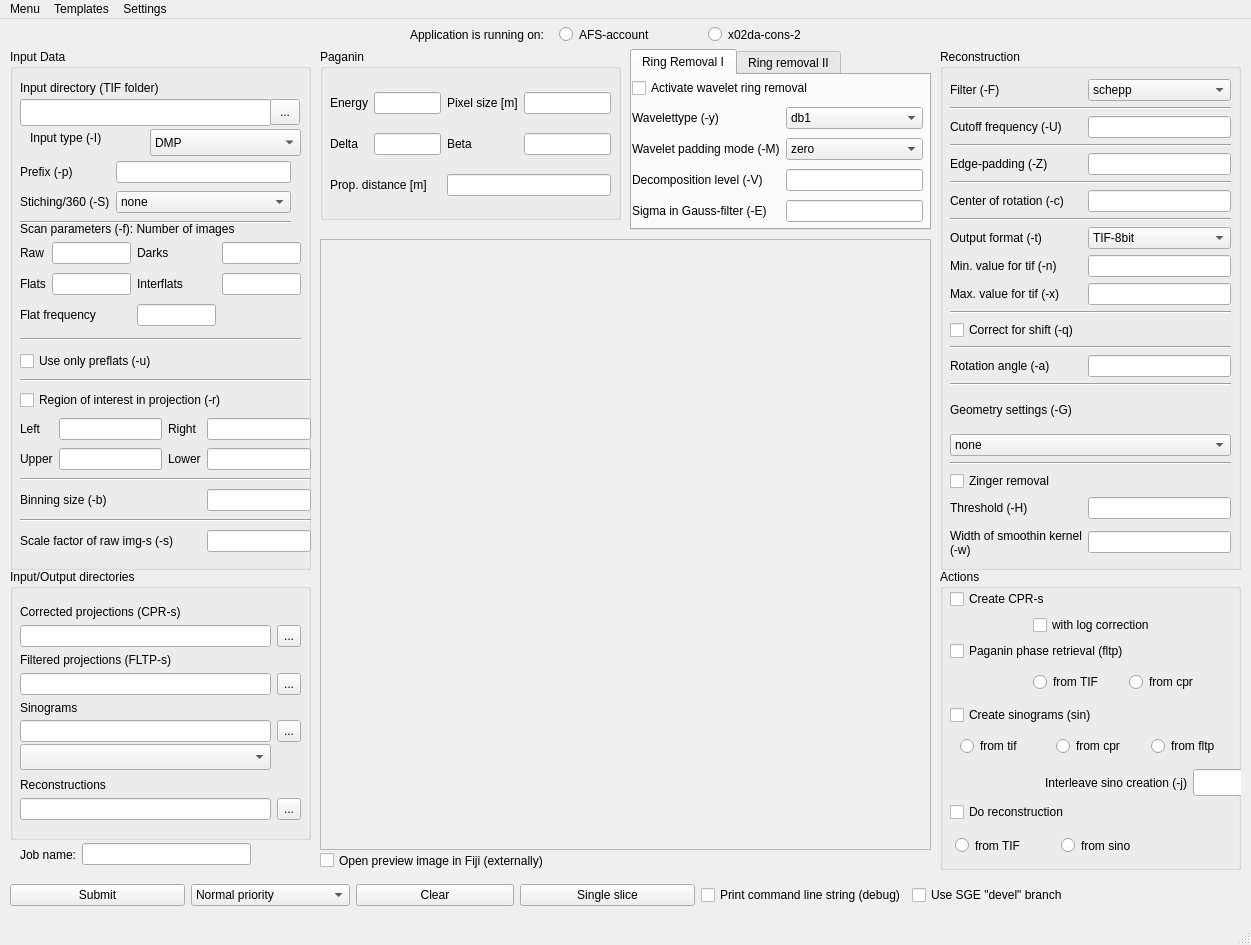
Old version of the form ui_files/main.ui in the repository gnudo/grecoman.
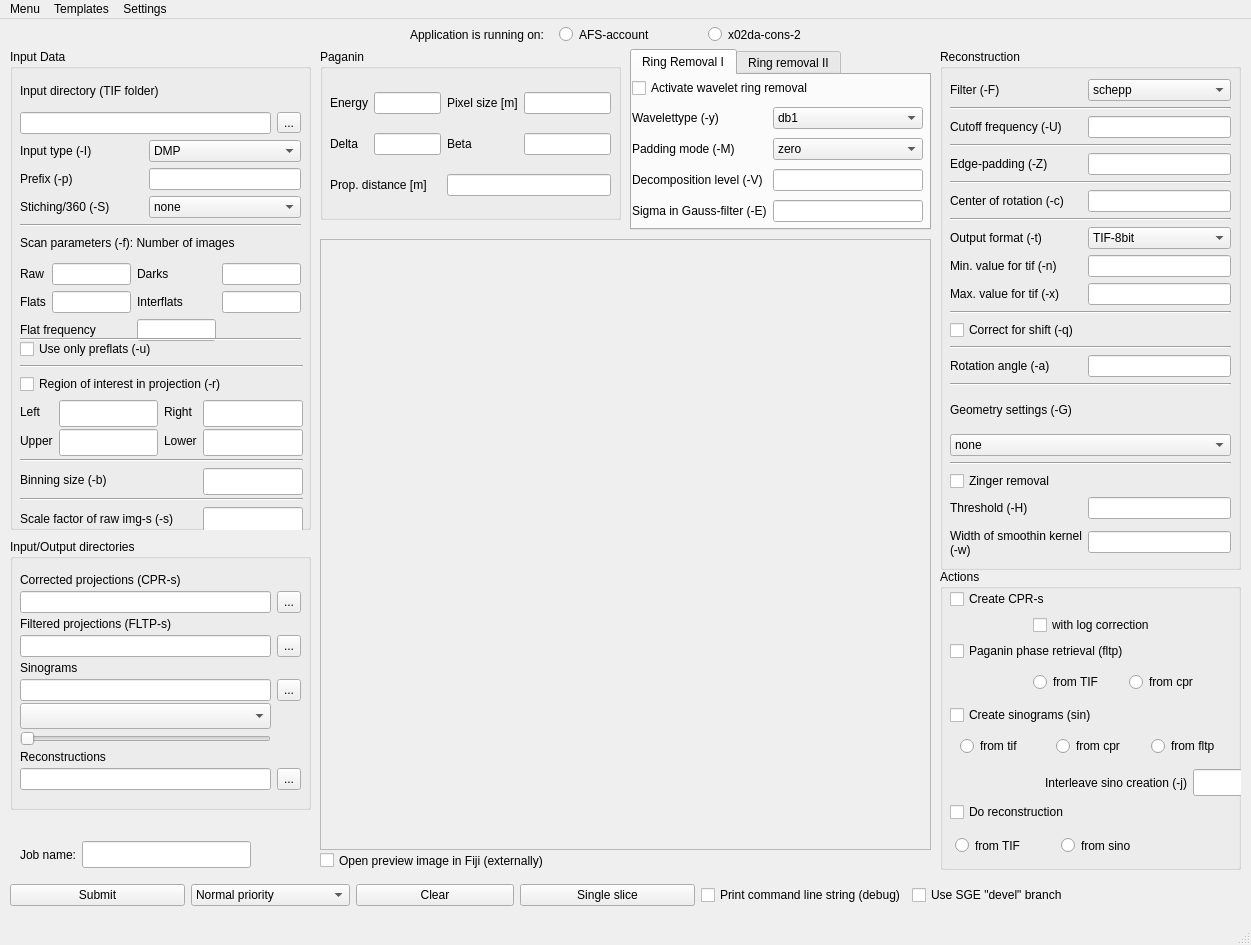
New version of the form.

Commit message:
CLOSED - task 36: Slider for sino-selection http://github.com/gnudo/grecoman/issues/issue/36
MOD: more compact field sorting in GUI

```diff
--- a/ui_files/main.ui
+++ b/ui_files/main.ui
@@ -20,180 +20,95 @@
       <x>10</x>
       <y>30</y>
       <width>301</width>
-      <height>521</height>
+      <height>481</height>
      </rect>
     </property>
     <property name="title">
      <string>Input Data</string>
     </property>
-    <widget class="QLineEdit" name="inputdirectory">
-     <property name="geometry">
-      <rect>
-       <x>10</x>
-       <y>50</y>
-       <width>251</width>
-       <height>27</height>
-      </rect>
-     </property>
-    </widget>
-    <widget class="QLabel" name="label_10">
-     <property name="geometry">
-      <rect>
-       <x>10</x>
-       <y>30</y>
-       <width>231</width>
-       <height>17</height>
-      </rect>
-     </property>
-     <property name="text">
-      <string>Input directory (TIF folder)</string>
-     </property>
-    </widget>
-    <widget class="QToolButton" name="setinputdirectory">
-     <property name="geometry">
-      <rect>
-       <x>260</x>
-       <y>50</y>
-       <width>30</width>
-       <height>26</height>
-      </rect>
-     </property>
-     <property name="text">
-      <string>...</string>
-     </property>
-    </widget>
-    <widget class="QLabel" name="label_3">
-     <property name="geometry">
-      <rect>
-       <x>20</x>
-       <y>80</y>
-       <width>101</width>
-       <height>17</height>
-      </rect>
-     </property>
-     <property name="text">
-      <string>Input type (-I)</string>
-     </property>
-    </widget>
-    <widget class="QComboBox" name="inputtype">
-     <property name="geometry">
-      <rect>
-       <x>140</x>
-       <y>80</y>
-       <width>151</width>
-       <height>27</height>
-      </rect>
-     </property>
-     <item>
-      <property name="text">
-       <string>DMP</string>
-      </property>
-     </item>
-     <item>
-      <property name="text">
-       <string>HDF5</string>
-      </property>
-     </item>
-     <item>
-      <property name="text">
-       <string>TIF</string>
-      </property>
-     </item>
-     <item>
-      <property name="text">
-       <string>DMP sinos</string>
-      </property>
-     </item>
-    </widget>
-    <widget class="QLabel" name="label_11">
-     <property name="geometry">
-      <rect>
-       <x>10</x>
-       <y>170</y>
-       <width>281</width>
-       <height>20</height>
-      </rect>
-     </property>
-     <property name="text">
-      <string>Scan parameters (-f): Number of images</string>
-     </property>
-    </widget>
     <widget class="QWidget" name="gridLayoutWidget">
      <property name="geometry">
       <rect>
        <x>10</x>
-       <y>190</y>
+       <y>180</y>
        <width>281</width>
-       <height>91</height>
+       <height>112</height>
       </rect>
      </property>
      <layout class="QGridLayout" name="gridLayout">
-      <item row="1" column="1">
+      <item row="2" column="1">
        <widget class="QLineEdit" name="flats">
         <property name="text">
          <string/>
         </property>
        </widget>
       </item>
-      <item row="1" column="0">
+      <item row="2" column="0">
        <widget class="QLabel" name="label_12">
         <property name="text">
          <string>Flats</string>
         </property>
        </widget>
       </item>
-      <item row="1" column="2">
+      <item row="2" column="2">
        <widget class="QLabel" name="label_13">
         <property name="text">
          <string>Interflats</string>
         </property>
        </widget>
       </item>
-      <item row="1" column="3">
+      <item row="2" column="3">
        <widget class="QLineEdit" name="interflats">
         <property name="text">
          <string/>
         </property>
        </widget>
       </item>
-      <item row="0" column="0">
+      <item row="1" column="0">
        <widget class="QLabel" name="label_14">
         <property name="text">
          <string>Raw</string>
         </property>
        </widget>
       </item>
-      <item row="0" column="1">
+      <item row="1" column="1">
        <widget class="QLineEdit" name="raws"/>
       </item>
-      <item row="0" column="2">
+      <item row="1" column="2">
        <widget class="QLabel" name="label_15">
         <property name="text">
          <string>Darks</string>
         </property>
        </widget>
       </item>
-      <item row="0" column="3">
+      <item row="1" column="3">
        <widget class="QLineEdit" name="darks">
         <property name="text">
          <string/>
         </property>
        </widget>
       </item>
-      <item row="2" column="0" colspan="2">
+      <item row="3" column="0" colspan="2">
        <widget class="QLabel" name="label_16">
         <property name="text">
          <string>Flat frequency</string>
         </property>
        </widget>
       </item>
-      <item row="2" column="2">
+      <item row="3" column="2">
        <widget class="QLineEdit" name="flatfreq">
         <property name="text">
          <string/>
         </property>
        </widget>
       </item>
+      <item row="0" column="0" colspan="4">
+       <widget class="QLabel" name="label_11">
+        <property name="text">
+         <string>Scan parameters (-f): Number of images</string>
+        </property>
+       </widget>
+      </item>
      </layout>
     </widget>
     <widget class="Line" name="line_5">
@@ -213,9 +128,9 @@
      <property name="geometry">
       <rect>
        <x>10</x>
-       <y>300</y>
-       <width>291</width>
-       <height>213</height>
+       <y>290</y>
+       <width>283</width>
+       <height>191</height>
       </rect>
      </property>
      <layout class="QGridLayout" name="gridLayout_3">
@@ -227,7 +142,14 @@
        </widget>
       </item>
       <item row="6" column="3">
-       <widget class="QLineEdit" name="binsize"/>
+       <widget class="QLineEdit" name="binsize">
+        <property name="minimumSize">
+         <size>
+          <width>0</width>
+          <height>27</height>
+         </size>
+        </property>
+       </widget>
       </item>
       <item row="4" column="2">
        <widget class="QLabel" name="label_22">
@@ -237,7 +159,14 @@
        </widget>
       </item>
       <item row="3" column="3">
-       <widget class="QLineEdit" name="roi_right"/>
+       <widget class="QLineEdit" name="roi_right">
+        <property name="minimumSize">
+         <size>
+          <width>0</width>
+          <height>27</height>
+         </size>
+        </property>
+       </widget>
       </item>
       <item row="4" column="0">
        <widget class="QLabel" name="label_21">
@@ -247,7 +176,14 @@
        </widget>
       </item>
       <item row="4" column="3">
-       <widget class="QLineEdit" name="roi_lower"/>
+       <widget class="QLineEdit" name="roi_lower">
+        <property name="minimumSize">
+         <size>
+          <width>0</width>
+          <height>27</height>
+         </size>
+        </property>
+       </widget>
       </item>
       <item row="6" column="0" colspan="3">
        <widget class="QLabel" name="label_33">
@@ -257,7 +193,14 @@
        </widget>
       </item>
       <item row="4" column="1">
-       <widget class="QLineEdit" name="roi_upper"/>
+       <widget class="QLineEdit" name="roi_upper">
+        <property name="minimumSize">
+         <size>
+          <width>0</width>
+          <height>27</height>
+         </size>
+        </property>
+       </widget>
       </item>
       <item row="7" column="0" colspan="4">
        <widget class="Line" name="line_19">
@@ -274,7 +217,14 @@
        </widget>
       </item>
       <item row="3" column="1">
-       <widget class="QLineEdit" name="roi_left"/>
+       <widget class="QLineEdit" name="roi_left">
+        <property name="minimumSize">
+         <size>
+          <width>0</width>
+          <height>27</height>
+         </size>
+        </property>
+       </widget>
       </item>
       <item row="3" column="0">
        <widget class="QLabel" name="label_19">
@@ -312,7 +262,14 @@
        </widget>
       </item>
       <item row="8" column="3">
-       <widget class="QLineEdit" name="scaleimagefactor"/>
+       <widget class="QLineEdit" name="scaleimagefactor">
+        <property name="minimumSize">
+         <size>
+          <width>0</width>
+          <height>27</height>
+         </size>
+        </property>
+       </widget>
       </item>
      </layout>
     </widget>
@@ -320,37 +277,37 @@
      <property name="geometry">
       <rect>
        <x>10</x>
-       <y>110</y>
-       <width>271</width>
-       <height>67</height>
+       <y>27</y>
+       <width>281</width>
+       <height>151</height>
       </rect>
      </property>
      <layout class="QGridLayout" name="gridLayout_8">
-      <item row="0" column="1">
+      <item row="3" column="1" colspan="2">
        <widget class="QLineEdit" name="prefix"/>
       </item>
-      <item row="0" column="0">
+      <item row="3" column="0">
        <widget class="QLabel" name="label">
         <property name="text">
          <string>Prefix (-p)</string>
         </property>
        </widget>
       </item>
-      <item row="1" column="0">
+      <item row="4" column="0">
        <widget class="QLabel" name="label_44">
         <property name="text">
          <string>Stiching/360 (-S)</string>
         </property>
        </widget>
       </item>
-      <item row="2" column="0" colspan="2">
+      <item row="5" column="0" colspan="3">
        <widget class="Line" name="line_4">
         <property name="orientation">
          <enum>Qt::Horizontal</enum>
         </property>
        </widget>
       </item>
-      <item row="1" column="1">
+      <item row="4" column="1" colspan="2">
        <widget class="QComboBox" name="stitchingtype">
         <item>
          <property name="text">
@@ -369,6 +326,54 @@
         </item>
        </widget>
       </item>
+      <item row="2" column="0">
+       <widget class="QLabel" name="label_3">
+        <property name="text">
+         <string>Input type (-I)</string>
+        </property>
+       </widget>
+      </item>
+      <item row="2" column="1" colspan="2">
+       <widget class="QComboBox" name="inputtype">
+        <item>
+         <property name="text">
+          <string>DMP</string>
+         </property>
+        </item>
+        <item>
+         <property name="text">
+          <string>HDF5</string>
+         </property>
+        </item>
+        <item>
+         <property name="text">
+          <string>TIF</string>
+         </property>
+        </item>
+        <item>
+         <property name="text">
+          <string>DMP sinos</string>
+         </property>
+        </item>
+       </widget>
+      </item>
+      <item row="1" column="0" colspan="2">
+       <widget class="QLineEdit" name="inputdirectory"/>
+      </item>
+      <item row="1" column="2">
+       <widget class="QToolButton" name="setinputdirectory">
+        <property name="text">
+         <string>...</string>
+        </property>
+       </widget>
+      </item>
+      <item row="0" column="0" colspan="2">
+       <widget class="QLabel" name="label_10">
+        <property name="text">
+         <string>Input directory (TIF folder)</string>
+        </property>
+       </widget>
+      </item>
      </layout>
     </widget>
    </widget>
@@ -456,7 +461,7 @@
     <property name="geometry">
      <rect>
       <x>10</x>
-      <y>550</y>
+      <y>520</y>
       <width>301</width>
       <height>271</height>
      </rect>
@@ -473,7 +478,7 @@
        <height>221</height>
       </rect>
      </property>
-     <layout class="QGridLayout" name="gridLayout_6" rowminimumheight="0,0,0,0,0,0,30,0,0">
+     <layout class="QGridLayout" name="gridLayout_6" rowminimumheight="0,0,0,0,0,0,30,0,0,0">
       <property name="verticalSpacing">
        <number>0</number>
       </property>
@@ -560,7 +565,7 @@
         </property>
        </widget>
       </item>
-      <item row="7" column="0">
+      <item row="8" column="0">
        <widget class="QLabel" name="label_43">
         <property name="text">
          <string>Reconstructions</string>
@@ -590,7 +595,7 @@
         </property>
        </widget>
       </item>
-      <item row="8" column="0">
+      <item row="9" column="0">
        <widget class="QLineEdit" name="recodirectory">
         <property name="minimumSize">
          <size>
@@ -600,7 +605,7 @@
         </property>
        </widget>
       </item>
-      <item row="8" column="1">
+      <item row="9" column="1">
        <widget class="QToolButton" name="setrecodirectory">
         <property name="minimumSize">
          <size>
@@ -613,6 +618,13 @@
         </property>
        </widget>
       </item>
+      <item row="7" column="0">
+       <widget class="QSlider" name="sinoslider">
+        <property name="orientation">
+         <enum>Qt::Horizontal</enum>
+        </property>
+       </widget>
+      </item>
      </layout>
     </widget>
    </widget>
@@ -1278,7 +1290,14 @@
       </widget>
      </item>
      <item>
-      <widget class="QLineEdit" name="jobname"/>
+      <widget class="QLineEdit" name="jobname">
+       <property name="minimumSize">
+        <size>
+         <width>0</width>
+         <height>27</height>
+        </size>
+       </property>
+      </widget>
      </item>
     </layout>
    </widget>
@@ -1570,7 +1589,7 @@
        <item row="2" column="0" colspan="2">
         <widget class="QLabel" name="label_8">
          <property name="text">
-          <string>Wavelet padding mode (-M)</string>
+          <string>Padding mode (-M)</string>
          </property>
         </widget>
        </item>
```
The commit also changes 3 other files.
